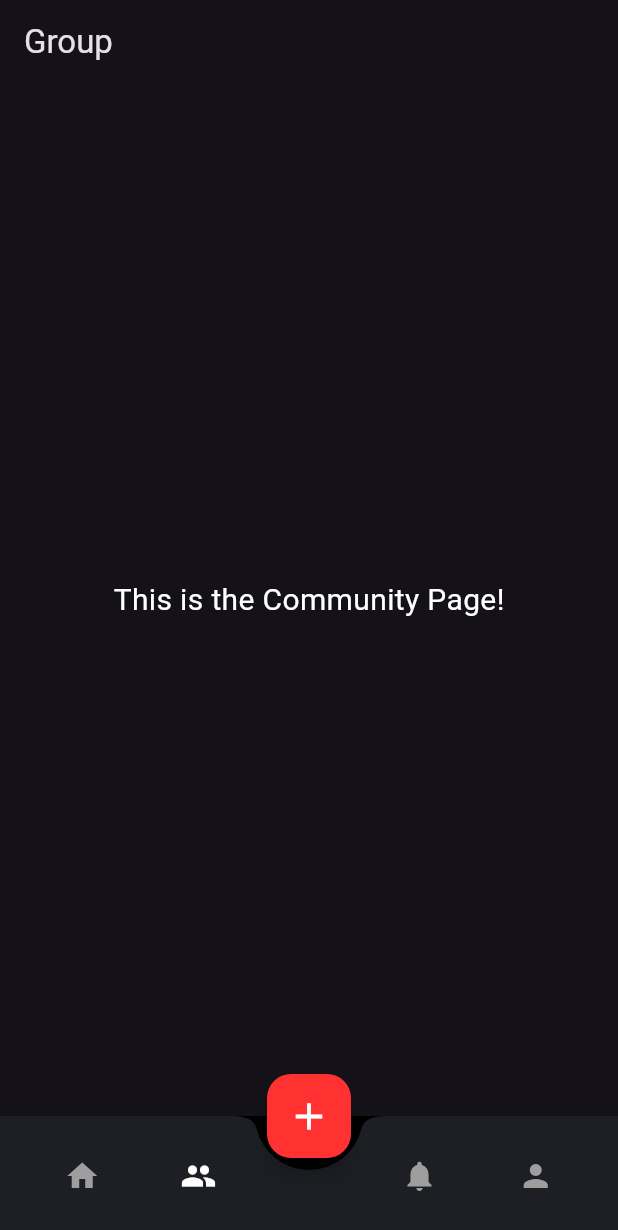
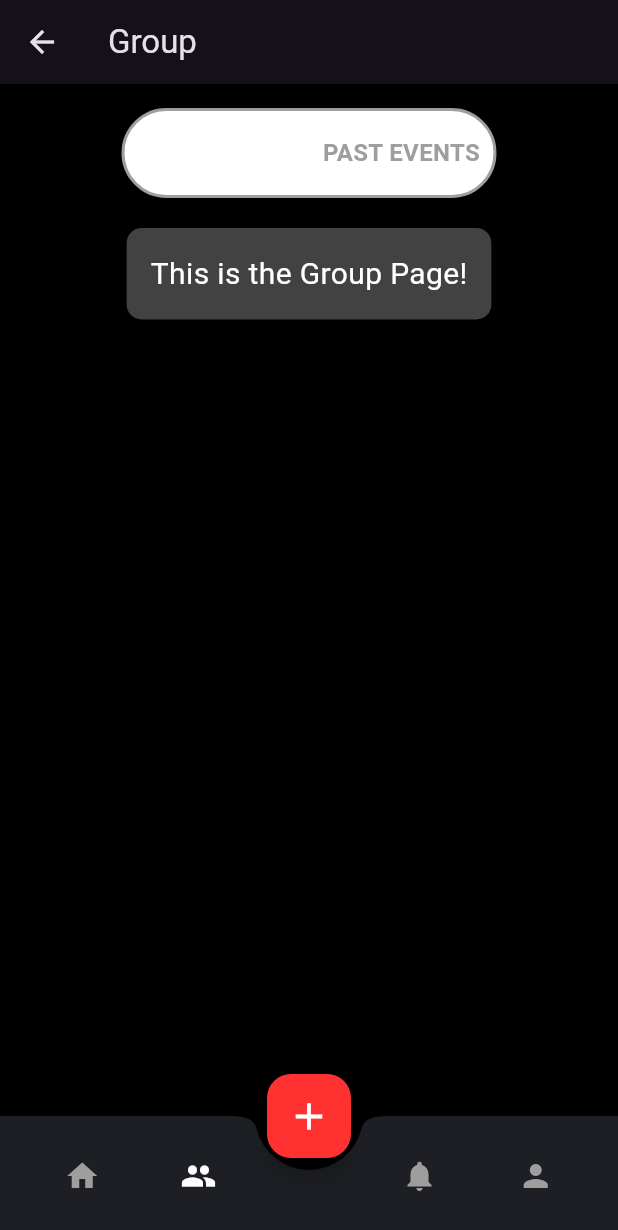
Before and after one commit to KavishkaSashmitha/civic_1, a Flutter app: the screen it shows after launch, item 2 of the bottom bar chosen, on a phone screen of 412 x 824 dp. Shown: the top 1230 px of the screen. Run offline on Flutter 3.47's test engine with Material 3 defaults, Android fonts, the phone set to English and light mode, and no system bars; drawn by our look-alikes of flutter_switch.

Commit message:
toggle button

```diff
--- a/lib/screens/community_page.dart
+++ b/lib/screens/community_page.dart
@@ -1,16 +1,91 @@
 import 'package:flutter/material.dart';
+import 'package:flutter_switch/flutter_switch.dart';
 
-class GroupPage extends StatelessWidget {
+class GroupPage extends StatefulWidget {
+  @override
+  _GroupPageState createState() => _GroupPageState();
+}
+
+class _GroupPageState extends State<GroupPage> {
+  bool isSwitched = false;
+
   @override
   Widget build(BuildContext context) {
     return Scaffold(
-      appBar: AppBar(title: Text('Group')),
-      body: Center(
-        child: Text(
-          'This is the Community Page!',
-          style: TextStyle(color: Colors.white, fontSize: 20),
+      appBar: AppBar(
+        leading: IconButton(
+          icon: Icon(Icons.arrow_back),
+          onPressed: () {
+            Navigator.of(context).pop();
+          },
+        ),
+        title: Text('Group'),
+      ),
+      body: Padding(
+        padding: const EdgeInsets.all(16.0),
+        child: Column(
+          crossAxisAlignment: CrossAxisAlignment.center,
+          children: [
+            Row(
+              mainAxisAlignment: MainAxisAlignment.center,
+              children: [
+                FlutterSwitch(
+                  width: 250,
+                  height: 60,
+                  valueFontSize: 16,
+                  toggleSize: 60,
+                  value: isSwitched,
+                  borderRadius: 30.0,
+                  padding: 5.0,
+                  activeColor: Colors.white,
+                  inactiveColor: Colors.white,
+                  activeToggleColor: Colors.white,
+                  inactiveToggleColor: Colors.transparent,
+                  activeSwitchBorder: Border.all(
+                    color: Colors.red, // The border for the active switch
+                    width: 2.0,
+                  ),
+                  inactiveSwitchBorder: Border.all(
+                    color: Colors.grey, // The border for the inactive switch
+                    width: 2.0,
+                  ),
+                  activeText: "UPCOMING",
+                  inactiveText: "PAST EVENTS",
+                  activeTextColor: Colors.red,
+                  inactiveTextColor: Colors.grey,
+                  activeTextFontWeight: FontWeight.bold,
+                  inactiveTextFontWeight: FontWeight.bold,
+                  showOnOff: true,
+                  onToggle: (val) {
+                    setState(() {
+                      isSwitched = val;
+                    });
+                  },
+                ),
+              ],
+            ),
+            SizedBox(height: 20),
+            Container(
+              padding: EdgeInsets.all(16.0),
+              decoration: BoxDecoration(
+                color: Colors.grey[800],
+                borderRadius: BorderRadius.circular(10),
+              ),
+              child: Text(
+                isSwitched
+                    ? 'This is the Community Page!'
+                    : 'This is the Group Page!',
+                style: TextStyle(color: Colors.white, fontSize: 20),
+              ),
+            ),
+          ],
         ),
       ),
+      backgroundColor: Colors.black,
     );
   }
 }
+
+void main() => runApp(MaterialApp(
+      home: GroupPage(),
+    ));
--- a/pubspec.yaml
+++ b/pubspec.yaml
@@ -35,6 +35,7 @@ dependencies:
   # The following adds the Cupertino Icons font to your application.
   # Use with the CupertinoIcons class for iOS style icons.
   cupertino_icons: ^1.0.6
+  flutter_switch: ^0.3.2
 
 dev_dependencies:
   flutter_test:
```
Also changed, not shown: pubspec.lock.
